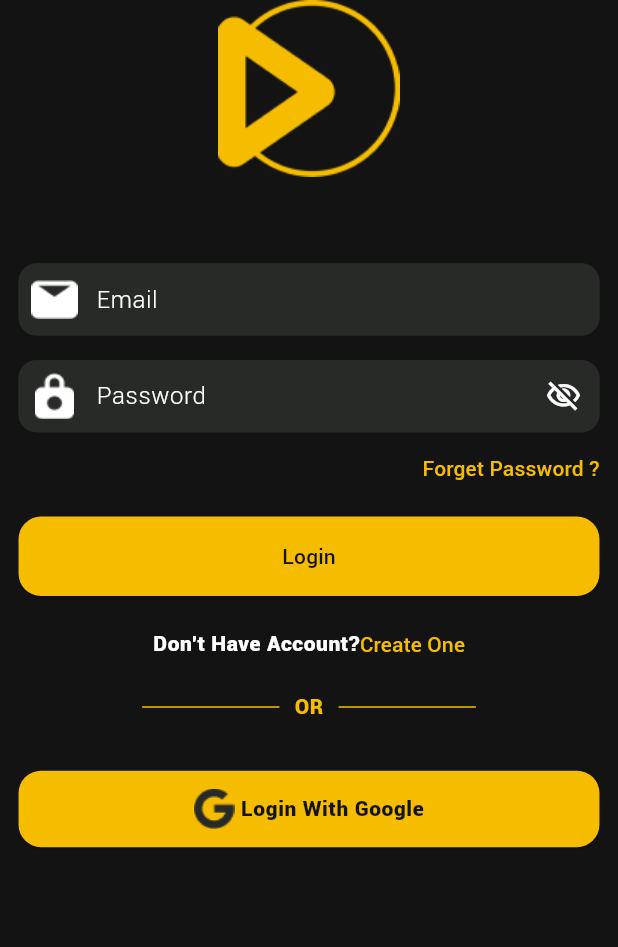
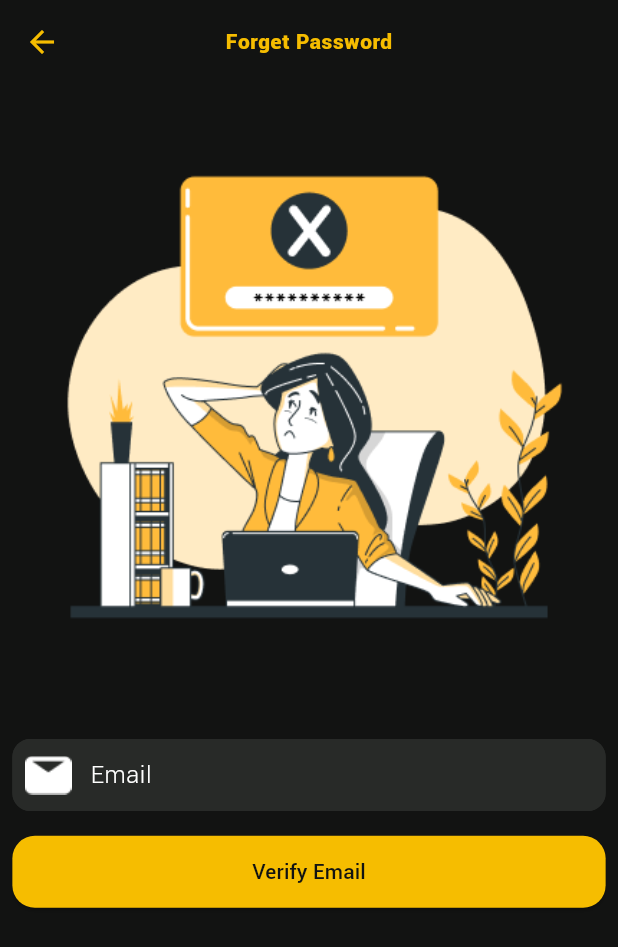
Before and after one commit to hesham81/movies, a Flutter app: the screen it shows after launch, after a tap on "Forget Password ?", on a phone screen of 412 x 824 dp. Shown: the top 947 px of the screen. Run offline on Flutter 3.47's test engine with Material 3 defaults, Android fonts, the phone set to English and light mode, and no system bars; our stand-ins replace bot_toast, carousel_slider, firebase_auth, firebase_core, flutter_easyloading, lottie; accounts and stored records are empty; Roboto replaces fonts that are missing (Poppins).

Commit message:
ending of forget password

```diff
--- a/lib/core/constants/app_assets.dart
+++ b/lib/core/constants/app_assets.dart
@@ -2,6 +2,7 @@ abstract class AppAssets
 {
   static const String logo = "assets/images/logo.png";
   static const String brand = "assets/images/brand.png";
+  static const String forgetPassword = "assets/images/forget_password.png";
 
 
 
--- a/lib/core/routes/route_names.dart
+++ b/lib/core/routes/route_names.dart
@@ -3,4 +3,5 @@ abstract class RouteNames
     static const String splash = "/splash";
     static const String login = "/login";
     static const String createAccount = "/create-account";
+    static const String forgetPassword = "/forget-password";
 }
--- a/lib/core/routes/routes.dart
+++ b/lib/core/routes/routes.dart
@@ -1,4 +1,5 @@
 import 'package:flutter/material.dart';
+import '/modules/forget_password/forget_password.dart';
 import '/modules/create_account/create_account.dart';
 import '/core/routes/route_names.dart';
 import '/modules/login/login.dart';
@@ -11,6 +12,11 @@ abstract class Routes {
       case RouteNames.login:
         return MaterialPageRoute(
           builder: (context) => const Login(),
+          settings: setting,
+        );
+      case RouteNames.forgetPassword:
+        return MaterialPageRoute(
+          builder: (context) => const ForgetPassword(),
           settings: setting,
         );
       case RouteNames.createAccount:
--- a/lib/core/theme/app_theme.dart
+++ b/lib/core/theme/app_theme.dart
@@ -8,7 +8,7 @@ abstract class AppTheme {
       centerTitle: true,
       backgroundColor: Colors.transparent,
       iconTheme: IconThemeData(
-        color: AppColors.primaryColor,
+        color: AppColors.secondaryColor,
       ),
     ),
     textTheme: TextTheme(
--- a/lib/core/utils/firebase_auth_services.dart
+++ b/lib/core/utils/firebase_auth_services.dart
@@ -13,7 +13,7 @@ abstract class FirebaseAuthServices {
         password: password,
       );
       return user;
-    } on FirebaseAuthException catch (e) {
+    } on FirebaseAuthException catch (_) {
       return null;
     } catch (error) {
       return null;
@@ -39,11 +39,21 @@ abstract class FirebaseAuthServices {
         user.user!.refreshToken;
         return user.user;
       }
-    } on FirebaseAuthException catch (e) {
+    } on FirebaseAuthException catch (_) {
       print("object");
     } catch (error) {
       print("object");
     }
     return null;
   }
+
+  static forgetPassword(String email) async {
+    try {
+      await _firebase.sendPasswordResetEmail(
+        email: email,
+      );
+    } catch (error) {
+      print(error);
+    }
+  }
 }
--- /dev/null
+++ b/lib/modules/forget_password/forget_password.dart
@@ -0,0 +1,89 @@
+import 'package:flutter/material.dart';
+import 'package:flutter_easyloading/flutter_easyloading.dart';
+import 'package:movies/core/services/bot_toast.dart';
+import 'package:movies/core/utils/firebase_auth_services.dart';
+import 'package:movies/core/widget/custom_elevated_button.dart';
+import '../../core/validations/validations.dart';
+import '../../core/widget/custom_text_form_field.dart';
+import '/core/constants/app_assets.dart';
+import '/core/extensions/extensions.dart';
+import '/core/theme/app_colors.dart';
+
+class ForgetPassword extends StatefulWidget {
+  const ForgetPassword({super.key});
+
+  @override
+  State<ForgetPassword> createState() => _ForgetPasswordState();
+}
+
+class _ForgetPasswordState extends State<ForgetPassword> {
+  final TextEditingController emailController = TextEditingController();
+  final GlobalKey<FormState> formKey = GlobalKey<FormState>();
+
+  @override
+  Widget build(BuildContext context) {
+    return Scaffold(
+      appBar: AppBar(
+        title: Text(
+          "Forget Password",
+          style: Theme.of(context).textTheme.bodySmall!.copyWith(
+                color: AppColors.secondaryColor,
+              ),
+        ),
+      ),
+      body: SingleChildScrollView(
+        child: Form(
+          key: formKey,
+          child: Column(
+            crossAxisAlignment: CrossAxisAlignment.stretch,
+            children: [
+              Image.asset(
+                AppAssets.forgetPassword,
+              ),
+              0.03.horSpace(),
+              CustomTextFormField(
+                hintText: "Email",
+                controller: emailController,
+                validator: (value) {
+                  return Validations.isEmailValid(emailController.text);
+                },
+                hintStyle: TextStyle(
+                  fontFamily: "Roboto",
+                  fontSize: 16,
+                  fontWeight: FontWeight.w300,
+                  color: AppColors.whiteColor,
+                ),
+                prefixIcon: ImageIcon(
+                  AssetImage(
+                    AppAssets.emailICN,
+                  ),
+                  color: AppColors.whiteColor,
+                ),
+                isFilled: true,
+                fillColor: AppColors.onyxGreen,
+                borderColor: AppColors.onyxGreen,
+              ).hPadding(0.02),
+              0.02.horSpace(),
+              CustomElevatedButton(
+                text: "Verify Email",
+                borderRadius: 15,
+                padding: EdgeInsets.symmetric(
+                  vertical: 0.017.height,
+                ),
+                callBack: () {
+                  if (formKey.currentState!.validate()) {
+                    EasyLoading.show();
+                    FirebaseAuthServices.forgetPassword(emailController.text);
+                    EasyLoading.dismiss();
+                    BotToastServices.showSuccessMessage("Code Sent Success");
+                    Navigator.pop(context);
+                  }
+                },
+              ).hPadding(0.02),
+            ],
+          ),
+        ),
+      ),
+    );
+  }
+}
--- a/lib/modules/login/login.dart
+++ b/lib/modules/login/login.dart
@@ -1,10 +1,9 @@
-import 'dart:developer';
 import 'package:flutter/material.dart';
 import 'package:flutter_easyloading/flutter_easyloading.dart';
-import 'package:movies/core/routes/route_names.dart';
-import 'package:movies/core/services/bot_toast.dart';
-import 'package:movies/core/utils/firebase_auth_services.dart';
-import 'package:movies/core/validations/validations.dart';
+import '/core/routes/route_names.dart';
+import '/core/services/bot_toast.dart';
+import '/core/utils/firebase_auth_services.dart';
+import '/core/validations/validations.dart';
 import '/core/constants/app_assets.dart';
 import '/core/extensions/extensions.dart';
 import '/core/theme/app_colors.dart';
@@ -87,6 +86,10 @@ class _LoginState extends State<Login> {
               ),
               CustomTextButton(
                 text: "Forget Password ?",
+                callback: () => Navigator.pushNamed(
+                  context,
+                  RouteNames.forgetPassword,
+                ),
               ).right,
               0.01.horSpace(),
               CustomElevatedButton(
```
Also changed, not shown: assets/images/forget_password.png (added).
